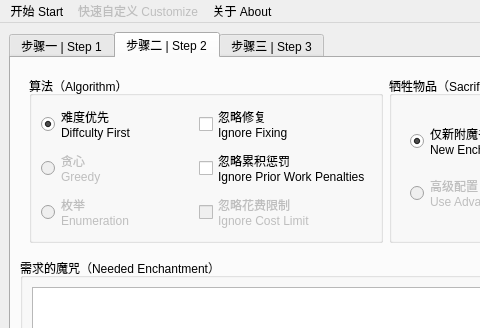
Old version of the form mainwindow.ui in the repository Dinosaur-MC/BestEnchSeq; both pictures show x 0 to 480 and y 0 to 328 of the 772 by 750 pixel window.
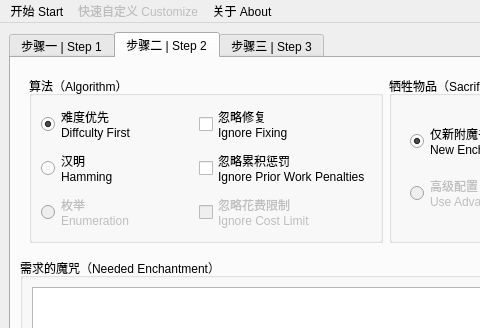
New version of the form. The open tabs and pages were chosen to show the change. Custom widgets are drawn as their Qt base class.

Diff of the .ui file:
```diff
--- a/mainwindow.ui
+++ b/mainwindow.ui
@@ -74,7 +74,7 @@
          <x>0</x>
          <y>0</y>
          <width>772</width>
-         <height>708</height>
+         <height>701</height>
         </rect>
        </property>
        <layout class="QHBoxLayout" name="horizontalLayout_14">
@@ -400,11 +400,11 @@
                   <item row="1" column="0">
                    <widget class="QRadioButton" name="radioG">
                     <property name="enabled">
-                     <bool>false</bool>
+                     <bool>true</bool>
                     </property>
                     <property name="text">
-                     <string>贪心
-Greedy</string>
+                     <string>汉明
+Hamming</string>
                     </property>
                    </widget>
                   </item>
```
Left out of the diff: 4 changed lines with no effect on the pictures.
